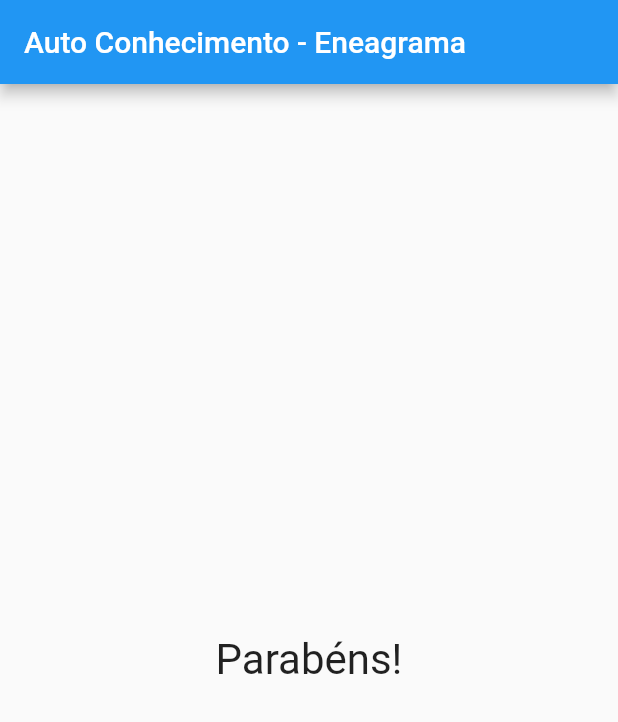
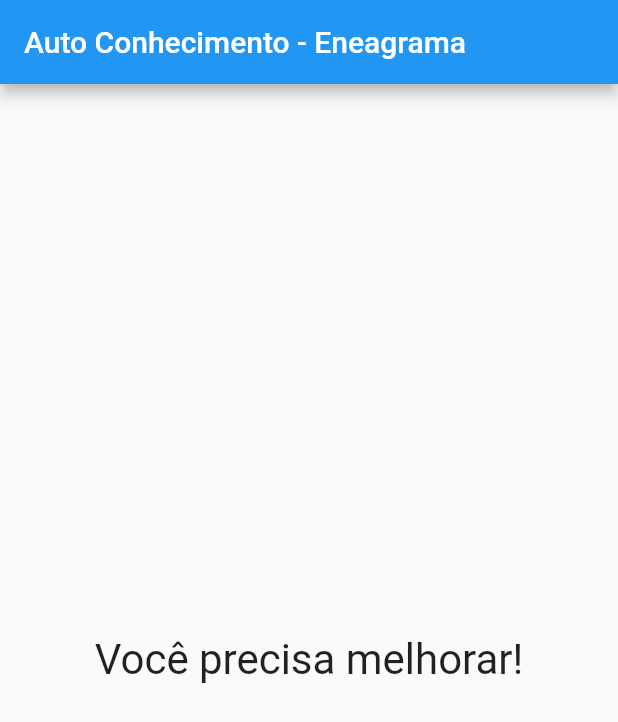
Before and after one commit to danilovalerio/eneaautoconhecimento, a Flutter app: the screen it shows after launch, after a tap on "preto", after a tap on "cobra", on a phone screen of 412 x 824 dp. Shown: the top 722 px of the screen. Run offline on Flutter 3.47's test engine with Material 2 defaults, Android fonts, the phone set to English and light mode, and no system bars; missing offline and left inert: dart:html.

Commit message:
parametro de pontuacao total ao resultado

```diff
--- a/lib/main.dart
+++ b/lib/main.dart
@@ -90,7 +90,7 @@ class _AutoConhecimentoEneaAppState extends State<AutoConhecimentoEneaApp> {
                 questions: _perguntas,
                 quandoResponder: _responder,
               )
-            : const ResultWidget(),
+            : ResultWidget(pontuacao: _pontuacaoTotal),
       ),
     );
   }
--- a/lib/result_widget.dart
+++ b/lib/result_widget.dart
@@ -1,13 +1,24 @@
 import 'package:flutter/material.dart';
 
 class ResultWidget extends StatelessWidget {
-  const ResultWidget({Key? key}) : super(key: key);
+
+  final int pontuacao;
+
+  String get fraseResultado {
+    if (pontuacao < 30) {
+      return 'Você precisa melhorar!';
+    } else {
+      return 'Parabéns!';
+    }
+  }
+
+  const ResultWidget({Key? key, required this.pontuacao}) : super(key: key);
 
   @override
   Widget build(BuildContext context) {
-    return const Center(
+    return Center(
       child: Text(
-        'Parabéns!',
+        fraseResultado,
         style: TextStyle(fontSize: 28),
       ),
     );
```
